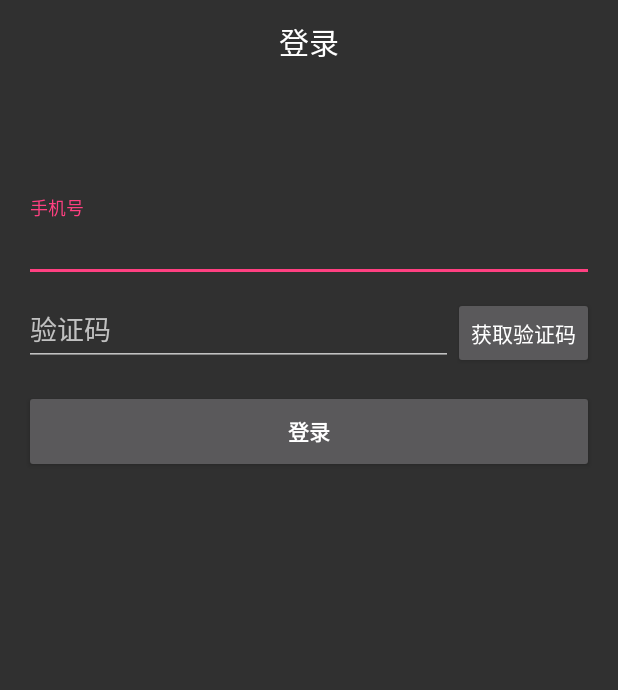
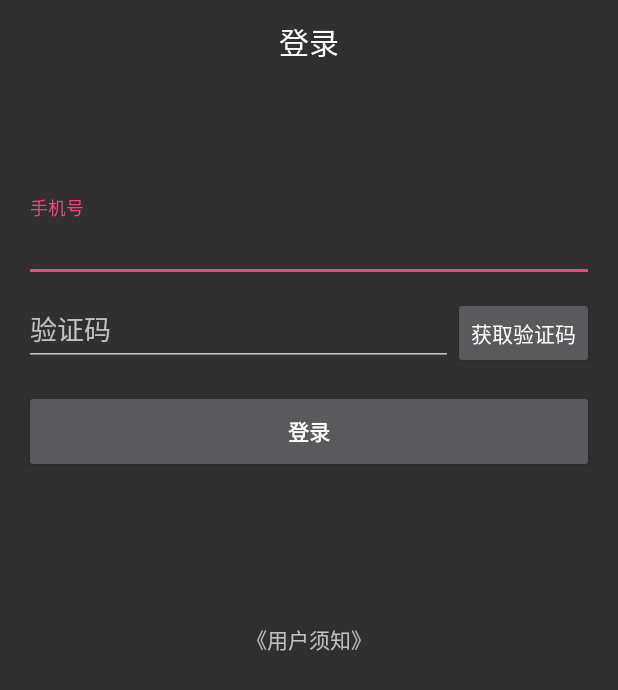
Before and after one commit to kencent/FlippedAndroid, an Android app: the screen it shows after launch (LoginActivity), on a phone screen of 412 x 824 dp. Shown: the top 690 px of the screen. Run offline under Robolectric (Android 15) with nearby library versions, the phone set to English and light mode, and no system bars; libraries missing offline, so code that uses them is left out: com.tbruyelle.rxpermissions, rx.android.schedulers, rx.schedulers, rx.subscriptions; plain views replace AVLoadingIndicatorView; 8 statements that could not run were skipped.

Commit message:
【新增】在登录页加上用户须知

```diff
--- a/app/src/main/AndroidManifest.xml
+++ b/app/src/main/AndroidManifest.xml
@@ -39,7 +39,7 @@
         </activity>
         <activity android:name=".view.DetailActivity">
         </activity>
-        <activity android:name=".view.AboudActivity">
+        <activity android:name=".view.AboutActivity">
         </activity>
 
     </application>
--- a/app/src/main/res/layout/activity_login.xml
+++ b/app/src/main/res/layout/activity_login.xml
@@ -2,7 +2,6 @@
               xmlns:tools="http://schemas.android.com/tools"
               android:layout_width="match_parent"
               android:layout_height="match_parent"
-              android:gravity="center_horizontal"
               android:orientation="vertical"
               android:paddingBottom="@dimen/activity_vertical_margin"
               android:paddingLeft="@dimen/activity_horizontal_margin"
@@ -82,4 +81,14 @@
             android:textStyle="bold"/>
 
     </LinearLayout>
+
+    <TextView
+        android:id="@+id/flipped_login_tv_about"
+        android:layout_width="match_parent"
+        android:layout_height="wrap_content"
+        android:layout_gravity="bottom"
+        android:layout_marginTop="100dp"
+        android:gravity="center"
+        android:text="《用户须知》"
+    />
 </LinearLayout>
```
Also changed, not shown: app/src/main/kotlin/com/brzhang/fllipped/view/AboutActivity.kt (renamed from app/src/main/kotlin/com/brzhang/fllipped/view/AboudActivity.kt, +9 -1 lines), app/src/main/kotlin/com/brzhang/fllipped/view/LoginActivity.kt (+8 -0 lines).
